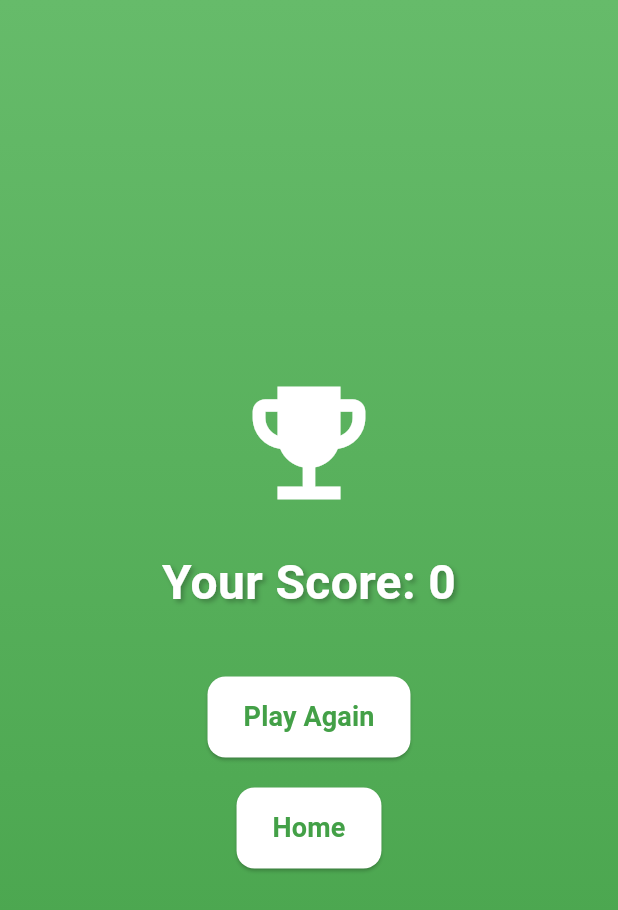
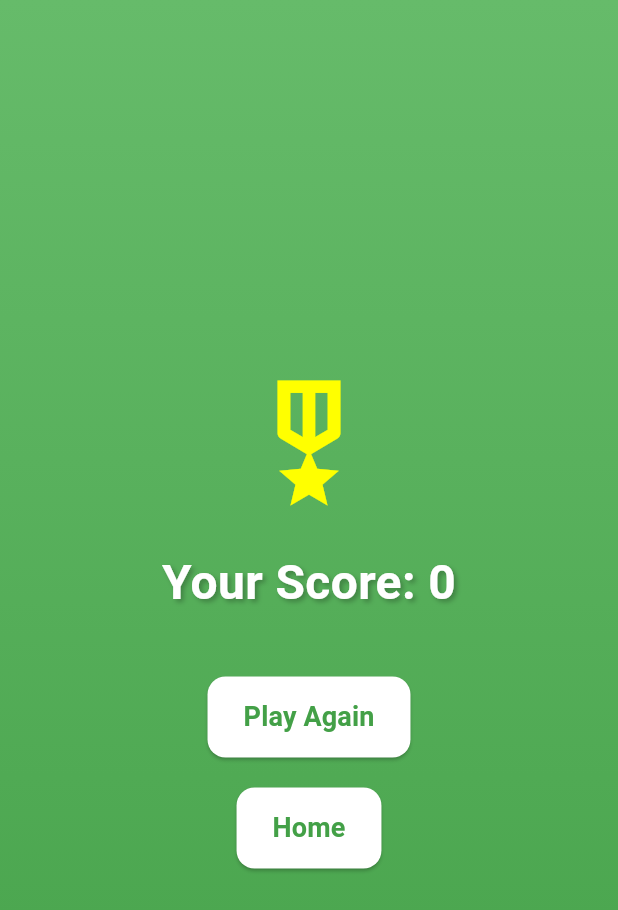
Before and after one commit to adnanpanakkad/Quiz-pro, a Flutter app: the ResultsScreen screen opened directly with empty values, on a phone screen of 412 x 824 dp. Shown: the top 910 px of the screen. Run offline on Flutter 3.47's test engine with Material 3 defaults, Android fonts, the light colour scheme and no system bars; our stand-ins replace shared_preferences; accounts and stored records are empty.

Commit message:
(ui):icon pack swapping

```diff
--- a/lib/screens/result_screen.dart
+++ b/lib/screens/result_screen.dart
@@ -23,7 +23,8 @@ class ResultsScreen extends StatelessWidget {
             child: Column(
               mainAxisAlignment: MainAxisAlignment.center,
               children: [
-                const Icon(Icons.emoji_events, size: 100, color: Colors.white),
+                const Icon(Icons.military_tech_outlined,
+                    size: 100, color: Color.fromARGB(255, 255, 255, 0)),
                 const SizedBox(height: 20),
                 Text(
                   "Your Score: $score",
```
